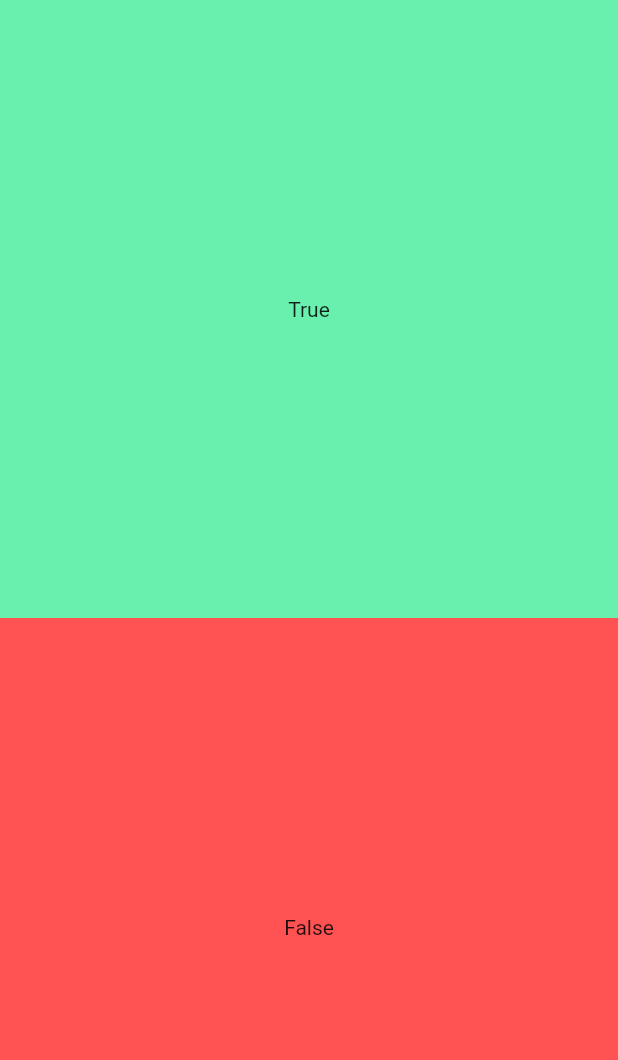
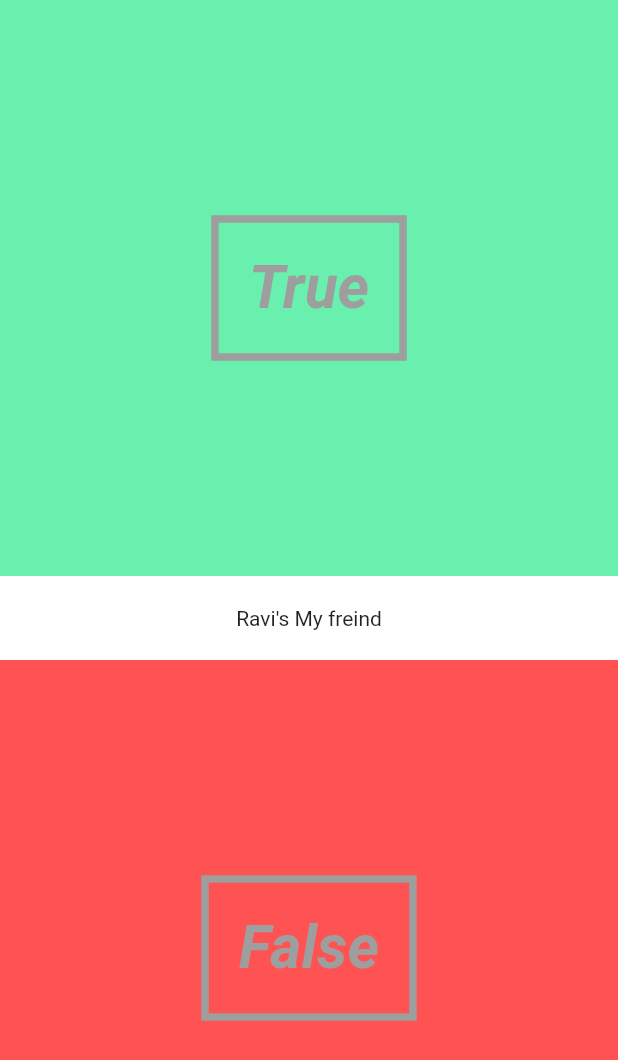
Before and after one commit to sanattaori/Quizy-Android, a Flutter app: the screen it shows after launch, on a phone screen of 412 x 824 dp. Shown: the top 1060 px of the screen. Run offline on Flutter 3.47's test engine with Material 2 defaults, Android fonts, the phone set to English and light mode, and no system bars.

Commit message:
more pages

```diff
--- a/lib/pages/quiz_page.dart
+++ b/lib/pages/quiz_page.dart
@@ -1,5 +1,5 @@
 import 'package:flutter/material.dart';
-
+import 'package:quizy/ui/answer.dart';
 import 'package:quizy/utils/question.dart';
 import 'package:quizy/utils/quiz.dart';
 
@@ -17,32 +17,21 @@ class QuizPageState extends State<QuizPage> {
        children: <Widget>[
          new Column(
            children: <Widget>[
-             new Expanded(
-               child: new Material(
-             color: Colors.greenAccent,
-             child: new InkWell(
-               onTap:  ()=> debugPrint("answer is true"),
-               child: new Center(
-                 child: new Container(
-                 child: new Text("True"),
-               ),
-               )
-             ),
-           ),
-             ),
-             new Expanded(
-               child: new Material(
-             color: Colors.redAccent,
-             child: new InkWell(
-               onTap:  ()=> debugPrint("answer is false"),
-               child: new Center(
-                 child: new Container(
-                 child: new Text("False"),
-               ),
-               )
-             ),
-           ),
-             ),
+            new AnswerButton(true, () =>debugPrint("true ")),
+            new Material(
+              color:  Colors.white,
+              child: new Center(
+                child: new Padding(
+                  padding: new EdgeInsets.symmetric(vertical: 20.0),
+                  child: new Center(
+                    child: new Text("Ravi's My freind"),
+                  ),
+
+                ),
+              ),
+
+            ),
+            new AnswerButton(false,()=>debugPrint("False")),
 
            ],
 
--- /dev/null
+++ b/lib/ui/answer.dart
@@ -0,0 +1,34 @@
+import 'package:flutter/material.dart';
+
+class AnswerButton extends StatelessWidget {
+
+ final bool answer;
+  final VoidCallback _onTap;
+  AnswerButton(this.answer, this._onTap);
+
+  @override
+  Widget build(BuildContext context) {
+    return new Expanded(
+               child: new Material(
+             color: answer == true ? Colors.greenAccent : Colors.redAccent,
+             child: new InkWell(
+               onTap:  ()=> _onTap(),
+               child: new Center(
+                 child: new Container(
+                   decoration: new BoxDecoration(
+                     border: new Border.all(color: Colors.grey,width: 5.0)
+                   ),
+                   padding: new EdgeInsets.all(20.0),
+                 child: new Text(answer == true ? "True" : "False",
+                 style: new TextStyle(color: Colors.grey,fontSize: 40.0,fontWeight: FontWeight.bold , fontStyle: FontStyle.italic),),
+
+               ),
+               )
+             ),
+           ),
+          );
+  }
+
+
+
+}
```
